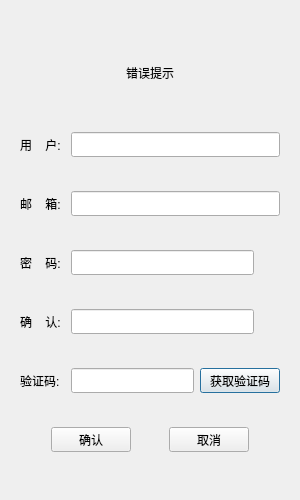
This is ChatRoom/registerdialog.ui in Mushiyuqi/ChatRoom as Qt 5 draws it before an edit. The edited form follows.
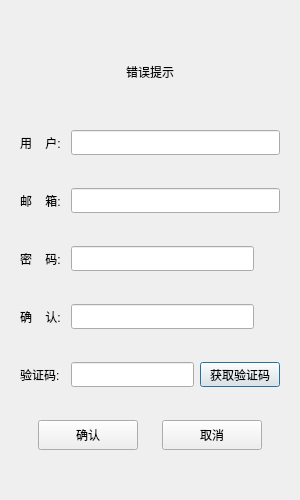
This is the edited form. Custom widgets are drawn as their Qt base class.

What changed in the file:
```diff
--- a/ChatRoom/registerdialog.ui
+++ b/ChatRoom/registerdialog.ui
@@ -343,14 +343,14 @@
             <widget class="QPushButton" name="confirm_btn">
              <property name="minimumSize">
               <size>
-               <width>0</width>
-               <height>25</height>
+               <width>100</width>
+               <height>30</height>
               </size>
              </property>
              <property name="maximumSize">
               <size>
-               <width>16777215</width>
-               <height>25</height>
+               <width>100</width>
+               <height>30</height>
               </size>
              </property>
              <property name="text">
@@ -375,14 +375,14 @@
             <widget class="QPushButton" name="cancel_btn">
              <property name="minimumSize">
               <size>
-               <width>0</width>
-               <height>25</height>
+               <width>100</width>
+               <height>30</height>
               </size>
              </property>
              <property name="maximumSize">
               <size>
-               <width>16777215</width>
-               <height>25</height>
+               <width>100</width>
+               <height>30</height>
               </size>
              </property>
              <property name="text">
@@ -516,16 +516,16 @@
   </layout>
  </widget>
  <customwidgets>
-  <customwidget>
-   <class>TimerButton</class>
-   <extends>QPushButton</extends>
-   <header>timerbutton.h</header>
-  </customwidget>
   <customwidget>
    <class>ClickedLabel</class>
    <extends>QLabel</extends>
    <header>clickedlabel.h</header>
   </customwidget>
+  <customwidget>
+   <class>TimerButton</class>
+   <extends>QPushButton</extends>
+   <header>timerbutton.h</header>
+  </customwidget>
  </customwidgets>
  <resources/>
  <connections/>
```
